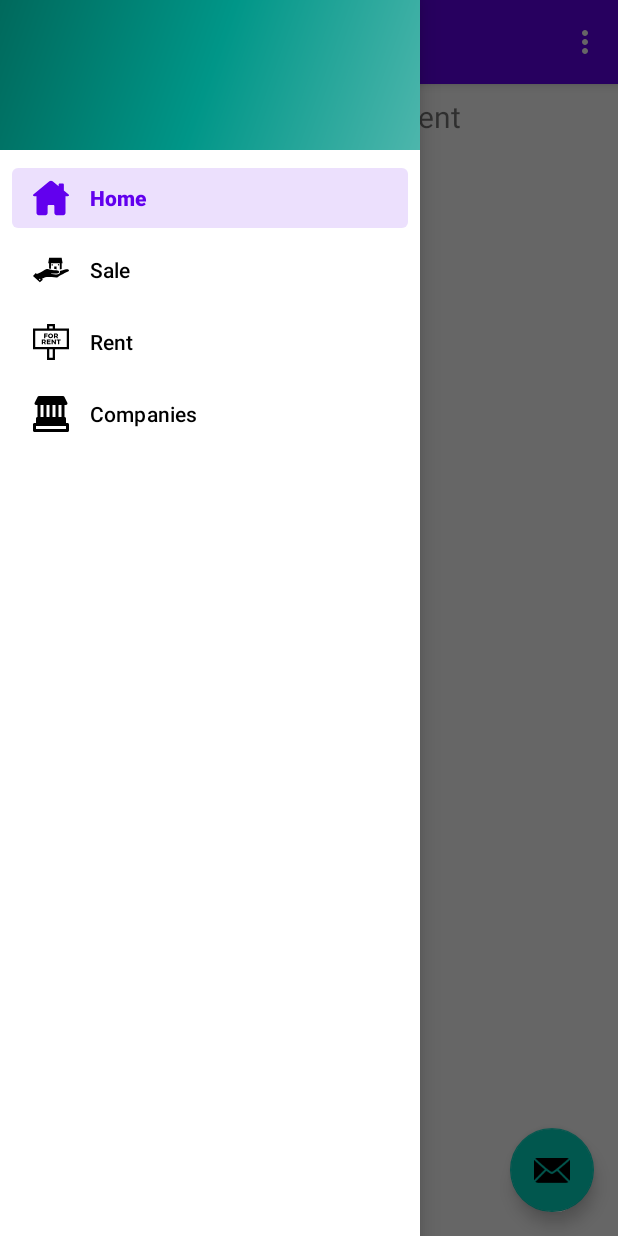
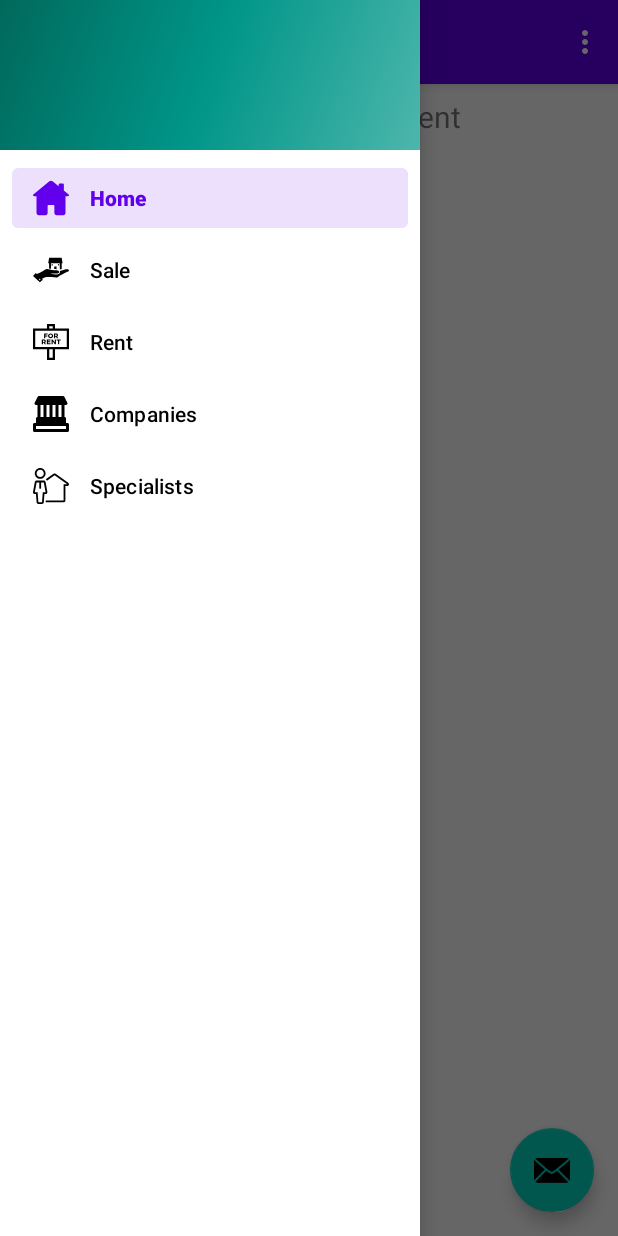
Before and after one commit to RomankinRoma/resod-mobile, an Android app: the screen it shows after launch (MainActivity), with the side drawer open, on a phone screen of 412 x 824 dp. Run offline under Robolectric (Android 15) with nearby library versions, the phone set to English and light mode, and no system bars; our stand-ins replace navigation-ui.

Commit message:
add nav specialist

```diff
--- a/app/src/main/java/kz/reself/resod/MainActivity.kt
+++ b/app/src/main/java/kz/reself/resod/MainActivity.kt
@@ -37,7 +37,11 @@ class MainActivity : AppCompatActivity() {
         // menu should be considered as top level destinations.
         appBarConfiguration = AppBarConfiguration(
             setOf(
-                R.id.nav_home, R.id.nav_sale, R.id.nav_rent,R.id.nav_companies
+                R.id.nav_home,
+                R.id.nav_sale,
+                R.id.nav_rent,
+                R.id.nav_companies,
+                R.id.nav_specialists
             ), drawerLayout
         )
         setupActionBarWithNavController(navController, appBarConfiguration)
--- a/app/src/main/java/kz/reself/resod/ui/rent/RentFragment.kt
+++ b/app/src/main/java/kz/reself/resod/ui/rent/RentFragment.kt
@@ -34,10 +34,12 @@ class RentFragment : Fragment() {
         _binding = FragmentRentBinding.inflate(inflater, container, false)
         val root: View = binding.root
 
+        // Recycler View
         val recyclerView = binding.fragmentRentRvRentBuilding
         recyclerView.adapter = buildingAdapter
         recyclerView.layoutManager = LinearLayoutManager(requireContext())
 
+        // textView
         val textView: TextView = binding.textRent
         rentViewModel.text.observe(viewLifecycleOwner) {
             textView.text = it
--- a/app/src/main/res/menu/activity_main_drawer.xml
+++ b/app/src/main/res/menu/activity_main_drawer.xml
@@ -20,5 +20,9 @@
             android:id="@+id/nav_companies"
             android:icon="@drawable/ic_company"
             android:title="@string/menu_companies" />
+        <item
+            android:id="@+id/nav_specialists"
+            android:icon="@drawable/ic_seller_svgrepo_com"
+            android:title="@string/menu_specialists" />
     </group>
 </menu>
--- a/app/src/main/res/values/strings.xml
+++ b/app/src/main/res/values/strings.xml
@@ -11,5 +11,6 @@
     <string name="menu_sale">Sale</string>
     <string name="menu_rent">Rent</string>
     <string name="menu_companies">Companies</string>
+    <string name="menu_specialists">Specialists</string>
     <string name="button">Button</string>
 </resources>
```
Also changed, not shown: app/src/main/java/kz/reself/resod/ui/specialists/SpecialistsFragment.kt (added, +43 -0 lines), app/src/main/java/kz/reself/resod/ui/specialists/SpecialistsViewModel.kt (added, +13 -0 lines), app/src/main/res/layout/fragment_specialists.xml (added, +25 -0 lines), app/src/main/res/navigation/mobile_navigation.xml (+7 -0 lines).
